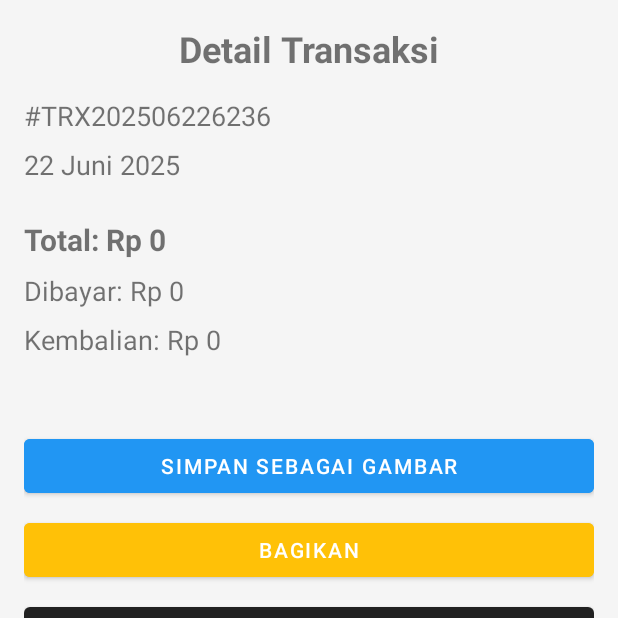
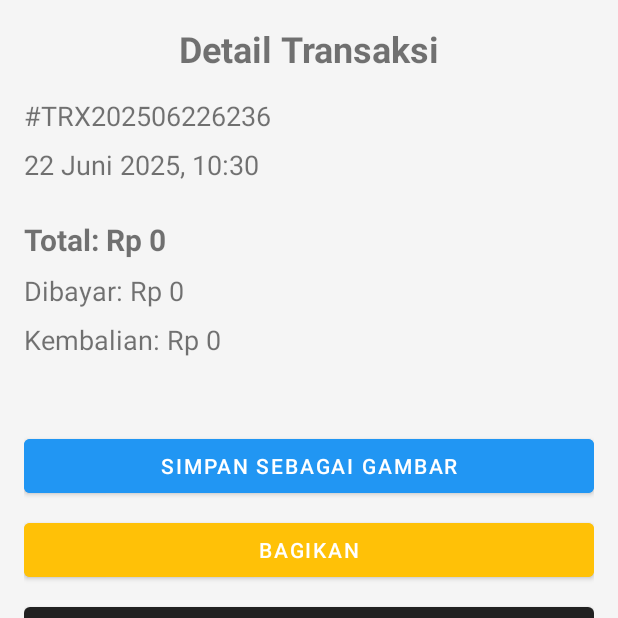
Before and after one commit to mgalihpp/dompetku, an Android app: the fragment KasirInvoiceFragment placed in its activity, on a phone screen of 412 x 824 dp, the top half of it. Run offline under Robolectric (Android 15) with nearby library versions, the phone set to English and light mode, and no system bars; our stand-ins replace Room's generated code, navigation-ui; libraries missing offline, so code that uses them is left out: com.github.mikephil.charting; 21 statements that could not run were skipped.

Commit message:
fix: Correct total price calculation in BarangInvoiceAdapter and update date format in KasirInvoiceFragment

```diff
--- a/app/src/main/java/com/neurallift/keuanganku/ui/kasir/adapter/BarangInvoiceAdapter.java
+++ b/app/src/main/java/com/neurallift/keuanganku/ui/kasir/adapter/BarangInvoiceAdapter.java
@@ -65,7 +65,7 @@ public class BarangInvoiceAdapter extends RecyclerView.Adapter<BarangInvoiceAdap
 
             tv_nama_barang.setText(barang.getNama());
             tv_detail_harga.setText(jumlah + " x " + formattedHarga);
-            tv_total_harga.setText(FormatUtils.formatCurrency(barang.getHarga()));
+            tv_total_harga.setText(FormatUtils.formatCurrency(barang.getHarga() * jumlah));
         }
 
     }
--- a/app/src/main/java/com/neurallift/keuanganku/ui/kasir/fragment/KasirInvoiceFragment.java
+++ b/app/src/main/java/com/neurallift/keuanganku/ui/kasir/fragment/KasirInvoiceFragment.java
@@ -114,7 +114,7 @@ public class KasirInvoiceFragment extends Fragment {
         String id = prefix + date + random;
 
         tv_id_transaksi.setText(id);
-        tv_tanggal.setText( DateTimeUtils.formatDateFull(DateTimeUtils.formatDate(new Date())));
+        tv_tanggal.setText( DateTimeUtils.formatDateFull(DateTimeUtils.formatDate(new Date())) + ", " + DateTimeUtils.formatTime(new Date()));
         tv_total_invoice.setText("Total: " + FormatUtils.formatCurrency(totalPembayaran));
         tv_nominal_dibayar.setText("Dibayar: " + FormatUtils.formatCurrency(nominalDibayar));
         tv_kembalian_invoice.setText("Kembalian: " + FormatUtils.formatCurrency(kembalian));
```
